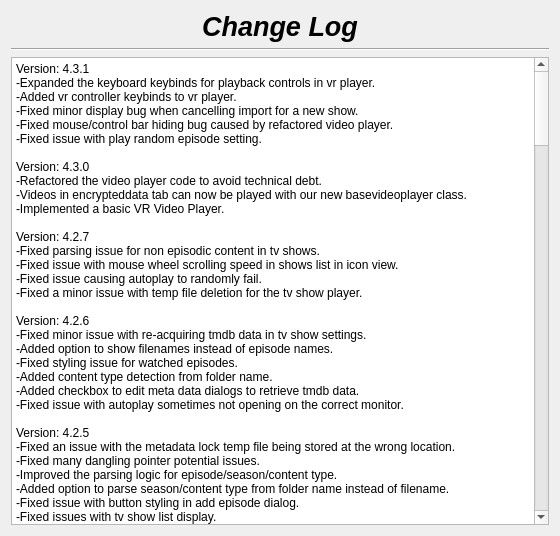
Above: changelog.ui from therealMaPMaKeR/MMDiary before the change. Below: the same form after it.
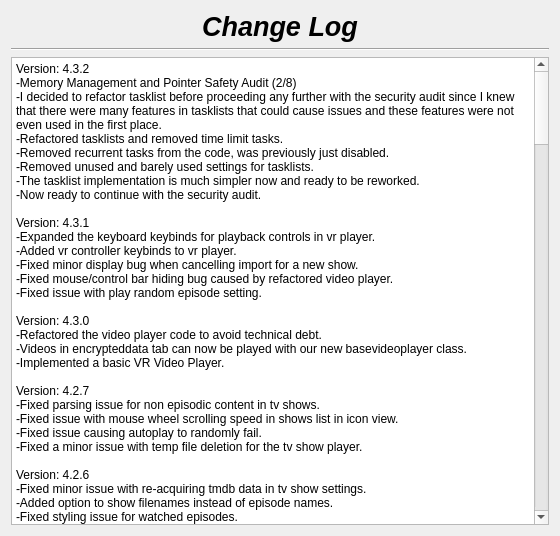
That is the form after the change.

Commit message: removed unnecessary tasklist settings

The edit to the form file:
```diff
--- a/changelog.ui
+++ b/changelog.ui
@@ -55,7 +55,10 @@
 li.unchecked::marker { content: &quot;\2610&quot;; }
 li.checked::marker { content: &quot;\2612&quot;; }
 &lt;/style&gt;&lt;/head&gt;&lt;body style=&quot; font-family:'Segoe UI'; font-size:9pt; font-weight:400; font-style:normal;&quot;&gt;
-&lt;p style=&quot; margin-top:0px; margin-bottom:0px; margin-left:0px; margin-right:0px; -qt-block-indent:0; text-indent:0px;&quot;&gt;Version: 4.3.1&lt;br /&gt;-Expanded the keyboard keybinds for playback controls in vr player.&lt;br /&gt;-Added vr controller keybinds to vr player.&lt;br /&gt;-Fixed minor display bug when cancelling import for a new show.&lt;/p&gt;
+&lt;p style=&quot; margin-top:0px; margin-bottom:0px; margin-left:0px; margin-right:0px; -qt-block-indent:0; text-indent:0px;&quot;&gt;Version: 4.3.2&lt;br /&gt;-Memory Management and Pointer Safety Audit (2/8)&lt;/p&gt;
+&lt;p style=&quot; margin-top:0px; margin-bottom:0px; margin-left:0px; margin-right:0px; -qt-block-indent:0; text-indent:0px;&quot;&gt;-I decided to refactor tasklist before proceeding any further with the security audit since I knew that there were many features in tasklists that could cause issues and these features were not even used in the first place.&lt;/p&gt;
+&lt;p style=&quot; margin-top:0px; margin-bottom:0px; margin-left:0px; margin-right:0px; -qt-block-indent:0; text-indent:0px;&quot;&gt;-Refactored tasklists and removed time limit tasks.&lt;/p&gt;
+&lt;p style=&quot; margin-top:0px; margin-bottom:0px; margin-left:0px; margin-right:0px; -qt-block-indent:0; text-indent:0px;&quot;&gt;-Removed recurrent tasks from the code, was previously just disabled.&lt;br /&gt;-Removed unused and barely used settings for tasklists.&lt;br /&gt;-The tasklist implementation is much simpler now and ready to be reworked.&lt;br /&gt;-Now ready to continue with the security audit.&lt;br /&gt;&lt;br /&gt;Version: 4.3.1&lt;br /&gt;-Expanded the keyboard keybinds for playback controls in vr player.&lt;br /&gt;-Added vr controller keybinds to vr player.&lt;br /&gt;-Fixed minor display bug when cancelling import for a new show.&lt;/p&gt;
 &lt;p style=&quot; margin-top:0px; margin-bottom:0px; margin-left:0px; margin-right:0px; -qt-block-indent:0; text-indent:0px;&quot;&gt;-Fixed mouse/control bar hiding bug caused by refactored video player.&lt;/p&gt;
 &lt;p style=&quot; margin-top:0px; margin-bottom:0px; margin-left:0px; margin-right:0px; -qt-block-indent:0; text-indent:0px;&quot;&gt;-Fixed issue with play random episode setting.&lt;br /&gt;&lt;br /&gt;Version: 4.3.0&lt;br /&gt;-Refactored the video player code to avoid technical debt.&lt;br /&gt;-Videos in encrypteddata tab can now be played with our new basevideoplayer class.&lt;br /&gt;-Implemented a basic VR Video Player.&lt;br /&gt;&lt;br /&gt;Version: 4.2.7&lt;br /&gt;-Fixed parsing issue for non episodic content in tv shows.&lt;br /&gt;-Fixed issue with mouse wheel scrolling speed in shows list in icon view.&lt;br /&gt;-Fixed issue causing autoplay to randomly fail.&lt;/p&gt;
 &lt;p style=&quot; margin-top:0px; margin-bottom:0px; margin-left:0px; margin-right:0px; -qt-block-indent:0; text-indent:0px;&quot;&gt;-Fixed a minor issue with temp file deletion for the tv show player.&lt;br /&gt;&lt;br /&gt;Version: 4.2.6&lt;br /&gt;-Fixed minor issue with re-acquiring tmdb data in tv show settings.&lt;/p&gt;
```
The commit also changes 8 other files.
